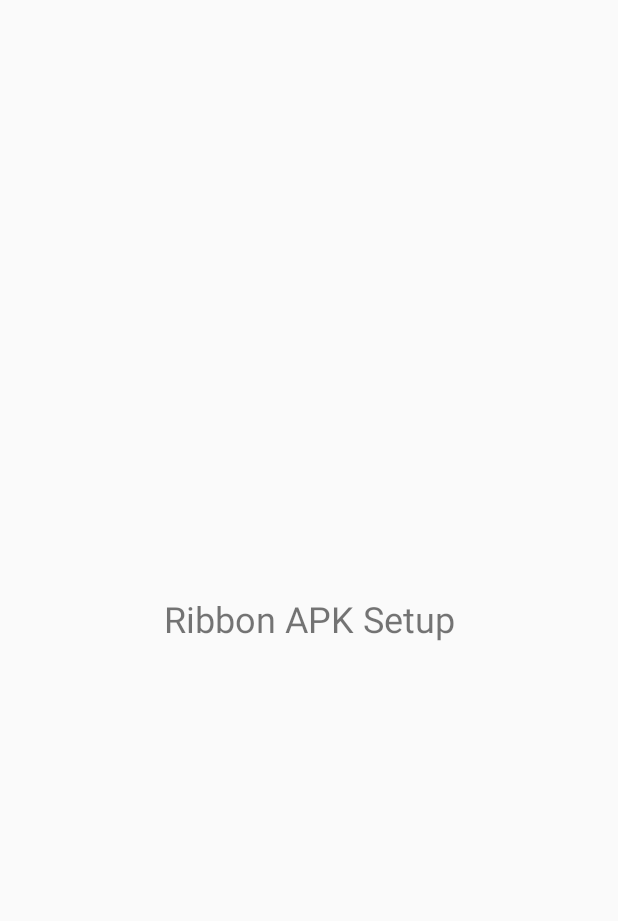
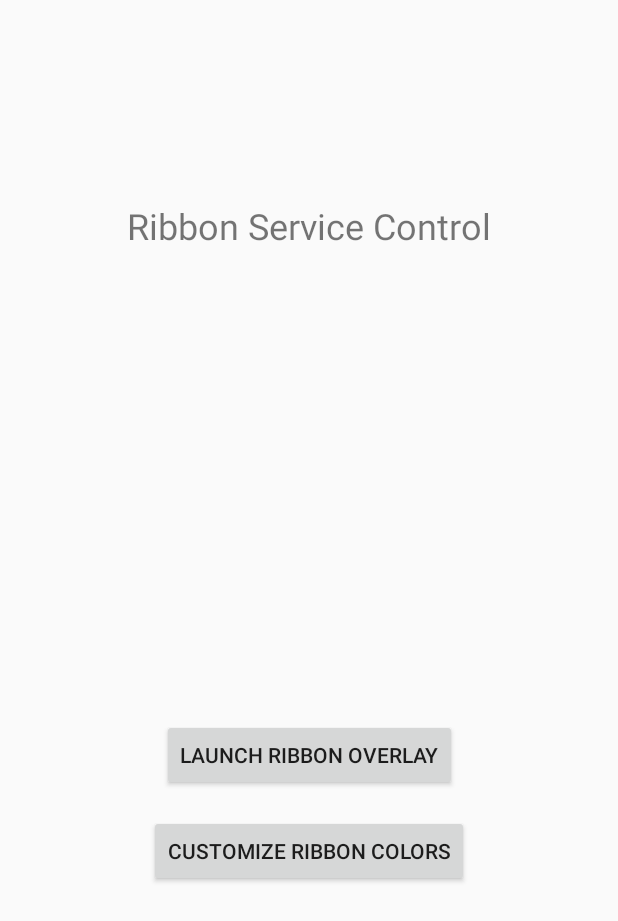
Before and after one commit to RioChx/Build-Android-Ribbon-APK, an Android app: the screen it shows after launch (MainActivity), on a phone screen of 412 x 824 dp. Shown: the top 921 px of the screen. Run offline under Robolectric (Android 15) with nearby library versions, the phone set to English and light mode, and no system bars.

Commit message:
Update activity_main.xml

```diff
--- a/app/src/main/res/layout/activity_main.xml
+++ b/app/src/main/res/layout/activity_main.xml
@@ -7,13 +7,36 @@
     tools:context=".MainActivity">
 
     <TextView
+        android:id="@+id/main_title"
         android:layout_width="wrap_content"
         android:layout_height="wrap_content"
-        android:text="Ribbon APK Setup"
+        android:text="Ribbon Service Control"
         android:textSize="24sp"
+        app:layout_constraintBottom_toTopOf="@+id/launch_ribbon_button"
+        app:layout_constraintEnd_toEndOf="parent"
+        app:layout_constraintStart_toStartOf="parent"
+        app:layout_constraintTop_toTopOf="parent"
+        app:layout_constraintVertical_bias="0.3" />
+
+    <Button
+        android:id="@+id/launch_ribbon_button"
+        android:layout_width="wrap_content"
+        android:layout_height="wrap_content"
+        android:text="Launch Ribbon Overlay"
+        android:layout_marginBottom="16dp"
+        app:layout_constraintBottom_toTopOf="@+id/settings_button"
+        app:layout_constraintEnd_toEndOf="parent"
+        app:layout_constraintStart_toStartOf="parent" />
+
+    <Button
+        android:id="@+id/settings_button"
+        android:layout_width="wrap_content"
+        android:layout_height="wrap_content"
+        android:text="Customize Ribbon Colors"
         app:layout_constraintBottom_toBottomOf="parent"
         app:layout_constraintEnd_toEndOf="parent"
         app:layout_constraintStart_toStartOf="parent"
-        app:layout_constraintTop_toTopOf="parent" />
+        app:layout_constraintTop_toTopOf="parent"
+        app:layout_constraintVertical_bias="0.7" />
 
 </androidx.constraintlayout.widget.ConstraintLayout>
```
